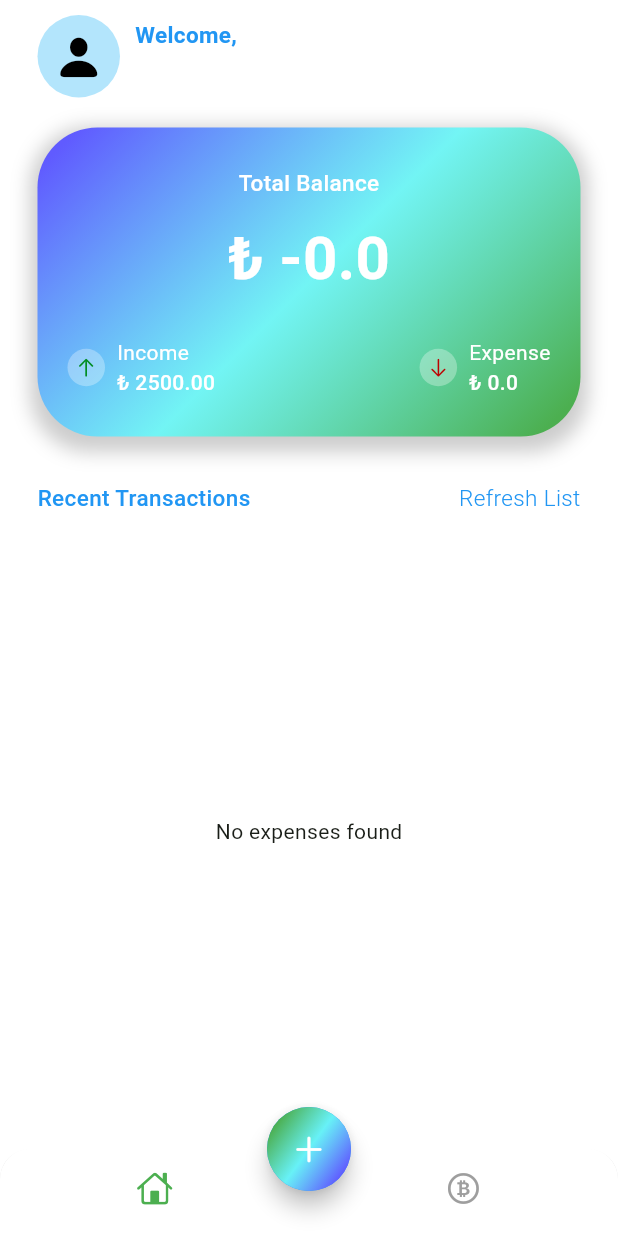
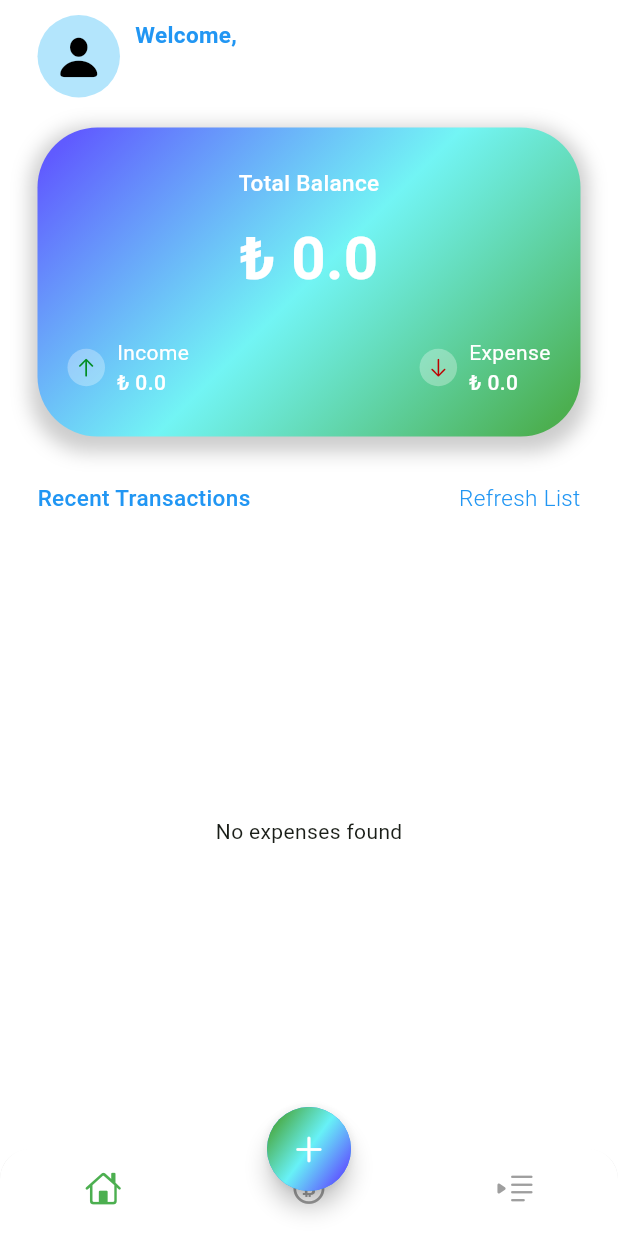
Before and after one commit to Despance/Savetify, a Flutter app: the screen it shows once a user with an empty profile is signed in, on a phone screen of 412 x 824 dp. Run offline on Flutter 3.47's test engine with Material 3 defaults, Android fonts, the phone set to English and light mode, and no system bars; our stand-ins replace cloud_firestore, firebase_auth, firebase_core, fl_chart, flutter_colorpicker, flutter_form_builder and 6 more; missing offline and left inert: google_sign_in_dartio; accounts and stored records are empty.

Commit message:
income doneish, merge with  main

```diff
--- a/lib/src/features/home/view/home_screen.dart
+++ b/lib/src/features/home/view/home_screen.dart
@@ -5,6 +5,7 @@ import 'package:flutter/material.dart';
 import 'package:savetify/src/features/expense/model/ExpenseModel.dart';
 import 'package:savetify/src/features/expense/view/add_expense.dart';
 import 'package:savetify/src/features/home/view/main_screen.dart';
+import 'package:savetify/src/features/income/view/IncomeView.dart';
 import 'package:savetify/src/features/report/view_model/stats.dart';
 import 'package:savetify/src/theme/theme.dart';
 
@@ -16,10 +17,7 @@ class HomeScreen extends StatefulWidget {
 }
 
 class _HomeScreenState extends State<HomeScreen> {
-  var widgetList = [
-    MainScreen(),
-    StatScreen(),
-  ];
+  var widgetList = [MainScreen(), const StatScreen(), const IncomePage()];
   int index = 0;
   late Color selectedColor;
   Color unselectedColor = Colors.grey;
@@ -56,6 +54,10 @@ class _HomeScreenState extends State<HomeScreen> {
                   icon: Icon(CupertinoIcons.bitcoin_circle,
                       color: index == 1 ? selectedColor : unselectedColor),
                   label: 'Investments'),
+              BottomNavigationBarItem(
+                  icon: Icon(CupertinoIcons.increase_indent,
+                      color: index == 2 ? selectedColor : unselectedColor),
+                  label: 'Incomes'),
             ],
           ),
         ),
@@ -90,7 +92,12 @@ class _HomeScreenState extends State<HomeScreen> {
             child: const Icon(CupertinoIcons.add),
           ),
         ),
-      body: index == 0 ? widgetList[0] : widgetList[1],
-    );
+        body: switch (index) {
+          0 => widgetList[0],
+          1 => widgetList[1],
+          2 => widgetList[2],
+          // TODO: Handle this case.
+          int() => throw UnimplementedError(),
+        });
   }
 }
--- a/lib/src/features/home/view/main_screen.dart
+++ b/lib/src/features/home/view/main_screen.dart
@@ -7,6 +7,7 @@ import 'package:savetify/src/features/data/data.dart';
 import 'package:savetify/src/features/expense/model/ExpenseRepository.dart';
 import 'package:savetify/src/features/expense/view/add_expense.dart';
 import 'package:savetify/src/features/home/view/account_cards.dart';
+import 'package:savetify/src/features/income/view_model/IncomeViewModel.dart';
 import 'package:savetify/src/features/profile/model/user.dart';
 import 'package:savetify/src/features/profile/view/profile_view.dart';
 import 'package:savetify/src/theme/theme.dart';
@@ -20,12 +21,15 @@ class MainScreen extends StatefulWidget {
 
 class _MainScreenState extends State<MainScreen> {
   UserModel? userModel;
-
+  late IncomeViewModel incomeViewModel;
   ExpenseRepository? expenseRepository;
   initPage() async {
+    incomeViewModel = IncomeViewModel();
     userModel = await const ProfileView().getUser();
     expenseRepository = ExpenseRepository();
     await expenseRepository!.getExpensesFromFirebase();
+    await incomeViewModel.getIncomesFromFirebase();
+    incomeViewModel.getIncomes();
   }
 
   double calculateTotalExpense() {
@@ -144,7 +148,8 @@ class _MainScreenState extends State<MainScreen> {
                                       fontWeight: FontWeight.w500,
                                       color: Colors.white)),
                               const SizedBox(height: 12),
-                              Text("₺ ${-calculateTotalExpense()}",
+                              Text(
+                                  "₺ ${incomeViewModel.getTotalIncome() - calculateTotalExpense()}",
                                   style: const TextStyle(
                                       fontSize: 40,
                                       fontWeight: FontWeight.w700,
@@ -174,17 +179,18 @@ class _MainScreenState extends State<MainScreen> {
                                           ),
                                         ),
                                         const SizedBox(width: 8),
-                                        const Column(
+                                        Column(
                                           crossAxisAlignment:
                                               CrossAxisAlignment.start,
                                           children: [
-                                            Text("Income",
+                                            const Text("Income",
                                                 style: TextStyle(
                                                     fontSize: 14,
                                                     fontWeight: FontWeight.w400,
                                                     color: Colors.white)),
-                                            Text("₺ 2500.00",
-                                                style: TextStyle(
+                                            Text(
+                                                "₺ ${incomeViewModel.getTotalIncome()}",
+                                                style: const TextStyle(
                                                     fontSize: 14,
                                                     fontWeight: FontWeight.w500,
                                                     color: Colors.white)),
--- a/lib/src/features/income/view_model/IncomeViewModel.dart
+++ b/lib/src/features/income/view_model/IncomeViewModel.dart
@@ -14,6 +14,13 @@ class IncomeViewModel{
     await _incomeRepository.addToFireBase( incomeModel);
   }
 
+  double getTotalIncome() {
+    double totalIncome = 0;
+    _incomeRepository.getIncomes().forEach((element) {
+      totalIncome += element.amount;
+    });
+    return totalIncome;
+  }
 
   getIncomes() {
     return _incomeRepository.getIncomes();
```
Also changed, not shown: lib/src/features/income/view/IncomeView.dart (+36 -53 lines). Lines whose indentation alone changed are shown as unchanged.
